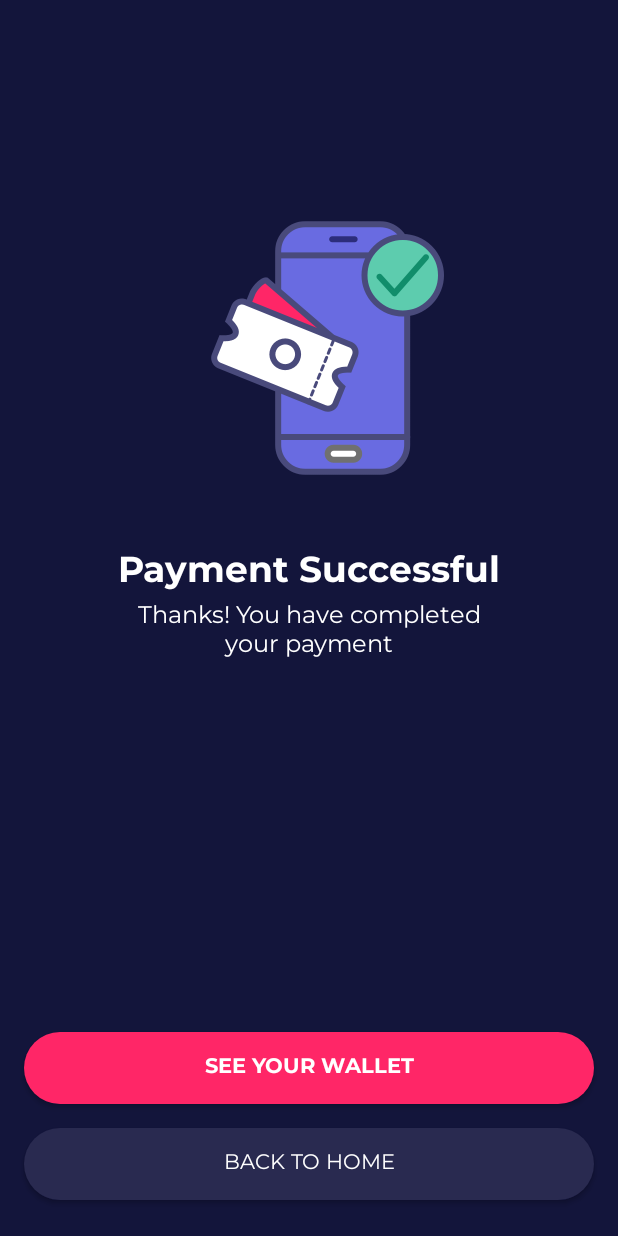
After one commit to HarunNurahman/MOVApps, an Android app: the TopUpSuccessActivity screen opened directly, with no data from a screen before it, on a phone screen of 412 x 824 dp. The commit adds this screen. Run offline under Robolectric (Android 15) with nearby library versions, the phone set to English and light mode, and no system bars.

Commit message:
Add Top-Up Page, Add Top-Up Success Page

```diff
--- a/app/src/main/java/com/project/movapps/wallet/MyWalletActivity.kt
+++ b/app/src/main/java/com/project/movapps/wallet/MyWalletActivity.kt
@@ -41,7 +41,7 @@ class MyWalletActivity : AppCompatActivity() {
 
         }
         topup.setOnClickListener {
-
+            startActivity(Intent(this, TopUpActivity::class.java))
         }
 
     }
--- /dev/null
+++ b/app/src/main/java/com/project/movapps/wallet/TopUpSuccessActivity.kt
@@ -0,0 +1,26 @@
+package com.project.movapps.wallet
+
+import android.content.Intent
+import androidx.appcompat.app.AppCompatActivity
+import android.os.Bundle
+import android.widget.Button
+import com.project.movapps.R
+import com.project.movapps.home.HomeActivity
+
+class TopUpSuccessActivity : AppCompatActivity() {
+    override fun onCreate(savedInstanceState: Bundle?) {
+        super.onCreate(savedInstanceState)
+        setContentView(R.layout.activity_topup_success)
+
+        val home: Button = findViewById(R.id.btn_home)
+        val wallet: Button = findViewById(R.id.btn_back_wallet)
+
+        home.setOnClickListener {
+            startActivity(Intent(this, HomeActivity::class.java))
+        }
+
+        wallet.setOnClickListener {
+            startActivity(Intent(this, MyWalletActivity::class.java))
+        }
+    }
+}
--- /dev/null
+++ b/app/src/main/res/layout/activity_topup_success.xml
@@ -0,0 +1,78 @@
+<?xml version="1.0" encoding="utf-8"?>
+<androidx.constraintlayout.widget.ConstraintLayout xmlns:android="http://schemas.android.com/apk/res/android"
+    xmlns:app="http://schemas.android.com/apk/res-auto"
+    xmlns:tools="http://schemas.android.com/tools"
+    android:layout_width="match_parent"
+    android:layout_height="match_parent"
+    android:background="@color/background"
+    tools:context=".checkout.CheckoutSuccessActivity">
+
+    <android.widget.Button
+        android:id="@+id/btn_home"
+        android:layout_width="0dp"
+        android:layout_height="wrap_content"
+        android:layout_marginStart="16dp"
+        android:layout_marginEnd="16dp"
+        android:layout_marginBottom="24dp"
+        android:background="@drawable/shape_secondary_button"
+        android:fontFamily="@font/montserrat"
+        android:text="Back to Home"
+        android:textColor="@color/white"
+        app:layout_constraintBottom_toBottomOf="parent"
+        app:layout_constraintEnd_toEndOf="parent"
+        app:layout_constraintStart_toStartOf="parent" />
+
+    <android.widget.Button
+        android:id="@+id/btn_back_wallet"
+        android:layout_width="0dp"
+        android:layout_height="wrap_content"
+        android:layout_marginStart="16dp"
+        android:layout_marginEnd="16dp"
+        android:layout_marginBottom="16dp"
+        android:background="@drawable/shape_primary_button"
+        android:fontFamily="@font/montserrat_bold"
+        android:text="See Your Wallet"
+        android:textColor="@color/white"
+        app:layout_constraintBottom_toTopOf="@+id/btn_home"
+        app:layout_constraintEnd_toEndOf="parent"
+        app:layout_constraintHorizontal_bias="1.0"
+        app:layout_constraintStart_toStartOf="parent" />
+
+    <ImageView
+        android:id="@+id/imageView8"
+        android:layout_width="200dp"
+        android:layout_height="200dp"
+        android:layout_marginTop="132dp"
+        app:layout_constraintEnd_toEndOf="parent"
+        app:layout_constraintStart_toStartOf="parent"
+        app:layout_constraintTop_toTopOf="parent"
+        app:srcCompat="@drawable/ic_payment_success" />
+
+    <TextView
+        android:id="@+id/textView31"
+        android:layout_width="wrap_content"
+        android:layout_height="wrap_content"
+        android:layout_marginTop="32dp"
+        android:fontFamily="@font/montserrat_bold"
+        android:text="Payment Successful"
+        android:textColor="@color/white"
+        android:textSize="24sp"
+        app:layout_constraintEnd_toEndOf="parent"
+        app:layout_constraintStart_toStartOf="parent"
+        app:layout_constraintTop_toBottomOf="@+id/imageView8" />
+
+    <TextView
+        android:id="@+id/textView32"
+        android:layout_width="wrap_content"
+        android:layout_height="wrap_content"
+        android:layout_marginStart="24dp"
+        android:layout_marginEnd="24dp"
+        android:fontFamily="@font/montserrat"
+        android:gravity="center"
+        android:text="Thanks! You have completed\nyour payment"
+        android:textColor="@color/white"
+        android:textSize="16sp"
+        app:layout_constraintEnd_toEndOf="parent"
+        app:layout_constraintStart_toStartOf="parent"
+        app:layout_constraintTop_toBottomOf="@+id/textView31" />
+</androidx.constraintlayout.widget.ConstraintLayout>
--- a/app/src/main/res/values/colors.xml
+++ b/app/src/main/res/values/colors.xml
@@ -13,4 +13,5 @@
     <color name="secondarybtn">#292A50</color>
     <color name="bookedseat">#3E3F69</color>
     <color name="topup">#1ABC9C</color>
+    <color name="border">#5A5B77</color>
 </resources>
```
Also changed, not shown: app/src/main/AndroidManifest.xml (+6 -3 lines), app/src/main/java/com/project/movapps/wallet/TopUpActivity.kt (added, +54 -0 lines), app/src/main/res/drawable/shape_top_up.xml (added, +8 -0 lines), app/src/main/res/drawable/shape_top_up_red.xml (added, +8 -0 lines), app/src/main/res/layout/activity_top_up.xml (added, +233 -0 lines).
